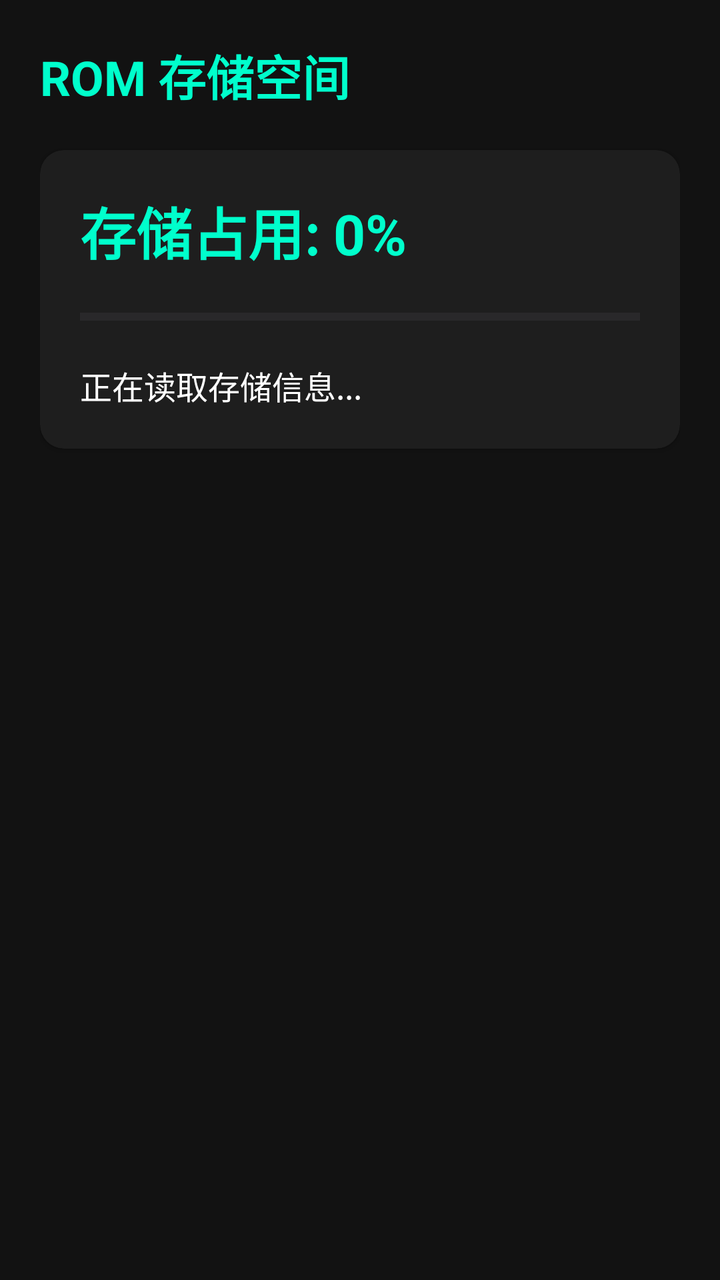
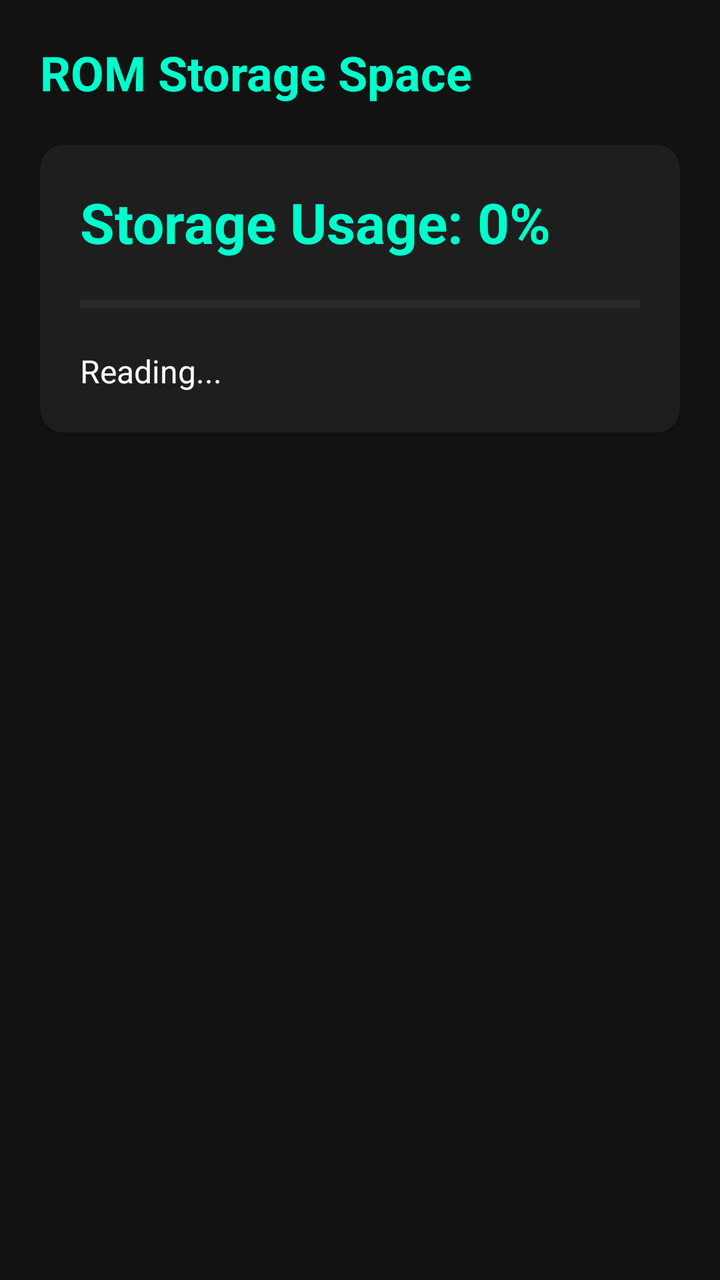

Two renders of the same Android screen: before a commit and after it. Below are the layout's source before the change and the commit's diff.
<!-- AndroidManifest.xml: application theme Theme._432AndroidToolbox -->
<!-- res/layout/activity_rom_detail.xml -->
<?xml version="1.0" encoding="utf-8"?>
<LinearLayout xmlns:android="http://schemas.android.com/apk/res/android"
    android:layout_width="match_parent"
    android:layout_height="match_parent"
    android:background="#121212"
    android:orientation="vertical"
    android:padding="20dp">

    <TextView
        android:layout_width="wrap_content"
        android:layout_height="wrap_content"
        android:text="ROM 存储空间"
        android:textColor="#00FFCC"
        android:textSize="24sp"
        android:textStyle="bold" />

    <androidx.cardview.widget.CardView
        xmlns:app="http://schemas.android.com/apk/res-auto"
        android:layout_width="match_parent"
        android:layout_height="wrap_content"
        android:layout_marginTop="20dp"
        app:cardBackgroundColor="#1E1E1E"
        app:cardCornerRadius="12dp">

        <LinearLayout
            android:layout_width="match_parent"
            android:layout_height="wrap_content"
            android:orientation="vertical"
            android:padding="20dp">

            <TextView
                android:id="@+id/tv_rom_percent"
                android:layout_width="wrap_content"
                android:layout_height="wrap_content"
                android:text="存储占用: 0%"
                android:textColor="#00FFCC"
                android:textSize="28sp"
                android:textStyle="bold" />

            <ProgressBar
                android:id="@+id/pb_rom"
                style="?android:attr/progressBarStyleHorizontal"
                android:layout_width="match_parent"
                android:layout_height="15dp"
                android:layout_marginTop="15dp"
                android:layout_marginBottom="15dp" />

            <TextView
                android:id="@+id/tv_rom_details"
                android:layout_width="wrap_content"
                android:layout_height="wrap_content"
                android:text="正在读取存储信息..."
                android:textColor="#FFFFFF"
                android:textSize="16sp"
                android:lineSpacingExtra="8dp" />
        </LinearLayout>
    </androidx.cardview.widget.CardView>
</LinearLayout>
<!-- resources referenced by this layout -->
<resources>
  <style name="Theme._432AndroidToolbox" parent="Base.Theme._432AndroidToolbox" />
  <style name="Base.Theme._432AndroidToolbox" parent="Theme.Material3.DayNight.NoActionBar">
          
          
      </style>
</resources>

<!-- the commit's change to res/layout/activity_rom_detail.xml (unified diff, before → after) -->
@@ -9,7 +9,7 @@
     <TextView
         android:layout_width="wrap_content"
         android:layout_height="wrap_content"
-        android:text="ROM 存储空间"
+        android:text="ROM Storage Space"
         android:textColor="#00FFCC"
         android:textSize="24sp"
         android:textStyle="bold" />
@@ -32,7 +32,7 @@
                 android:id="@+id/tv_rom_percent"
                 android:layout_width="wrap_content"
                 android:layout_height="wrap_content"
-                android:text="存储占用: 0%"
+                android:text="Storage Usage: 0%"
                 android:textColor="#00FFCC"
                 android:textSize="28sp"
                 android:textStyle="bold" />
@@ -49,7 +49,7 @@
                 android:id="@+id/tv_rom_details"
                 android:layout_width="wrap_content"
                 android:layout_height="wrap_content"
-                android:text="正在读取存储信息..."
+                android:text="Reading..."
                 android:textColor="#FFFFFF"
                 android:textSize="16sp"
                 android:lineSpacingExtra="8dp" />
